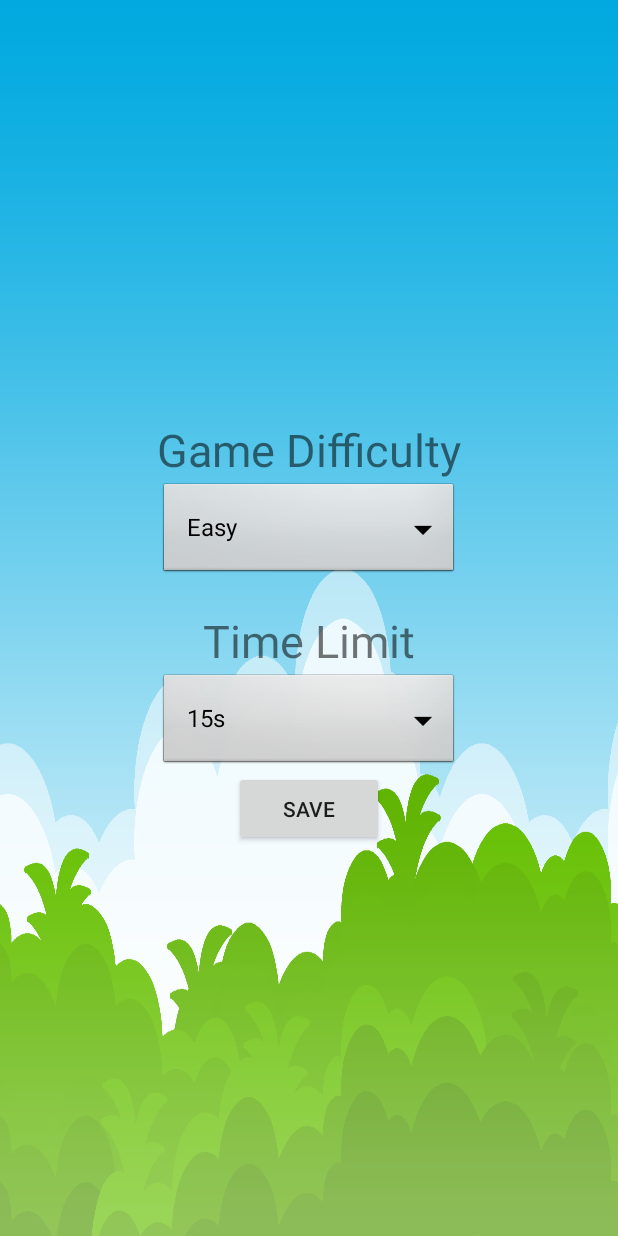
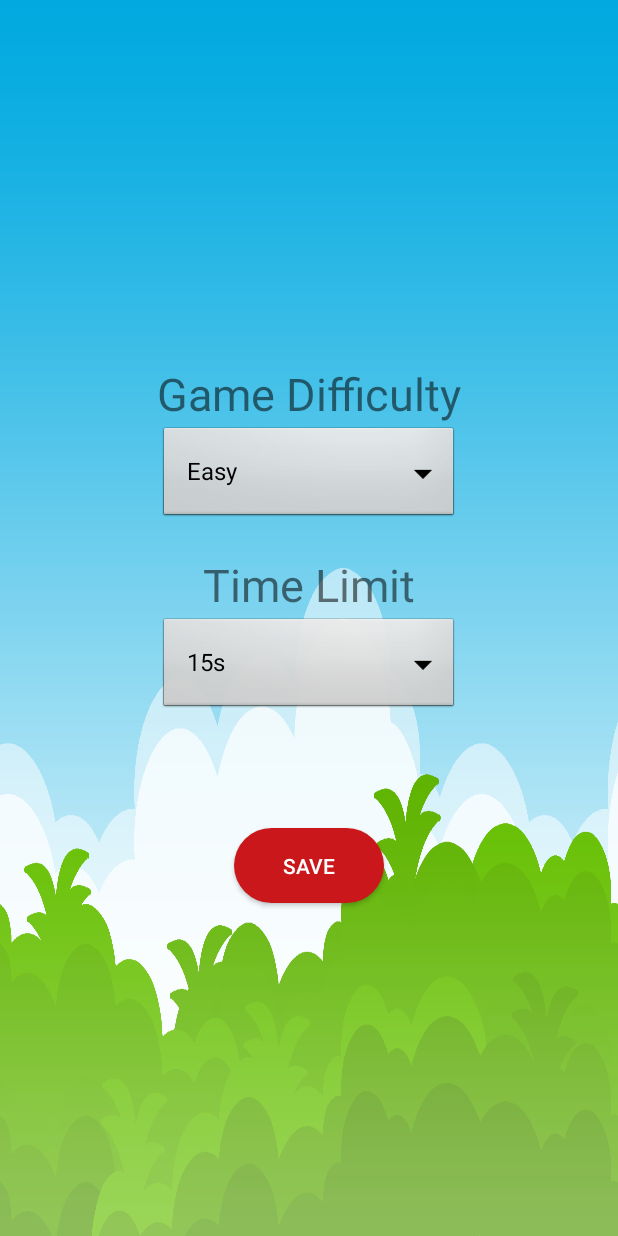
Before and after one commit to aldrichwidjaja/educationalApp_Aldrich, an Android app: the screen it shows after launch (setting_activity), after a tap on "SETTINGS", on a phone screen of 412 x 824 dp. Run offline under Robolectric (Android 15) with nearby library versions, the phone set to English and light mode, and no system bars.

Commit message:
ADDED SONG

```diff
--- a/EducationalApp_Aldrich/app/src/main/java/com/example/educationalapp_aldrich/MainActivity.java
+++ b/EducationalApp_Aldrich/app/src/main/java/com/example/educationalapp_aldrich/MainActivity.java
@@ -3,6 +3,7 @@ package com.example.educationalapp_aldrich;
 import androidx.appcompat.app.AppCompatActivity;
 
 import android.content.Intent;
+import android.media.MediaPlayer;
 import android.os.Bundle;
 import android.view.View;
 import android.widget.Button;
@@ -18,6 +19,10 @@ public class MainActivity extends AppCompatActivity {
     protected void onCreate(Bundle savedInstanceState) {
         super.onCreate(savedInstanceState);
         setContentView(R.layout.activity_main);
+
+        MediaPlayer ring= MediaPlayer.create(getApplicationContext(),R.raw.awesomeness);
+        ring.setLooping(true);
+        ring.start();
 
         play = (Button) findViewById(R.id.play);
         play.setOnClickListener(new View.OnClickListener() {
--- a/EducationalApp_Aldrich/app/src/main/res/layout/activity_setting_activity.xml
+++ b/EducationalApp_Aldrich/app/src/main/res/layout/activity_setting_activity.xml
@@ -46,7 +46,10 @@
         <Button
             android:layout_width="100dp"
             android:layout_height="50dp"
+            android:layout_marginTop="75dp"
+            android:background="@drawable/roundedbtn"
             android:text="Save"
+            android:textColor="#FFFFFF"
             android:id="@+id/save_button"/>
 
 
```
Also changed, not shown: 1 other file.
